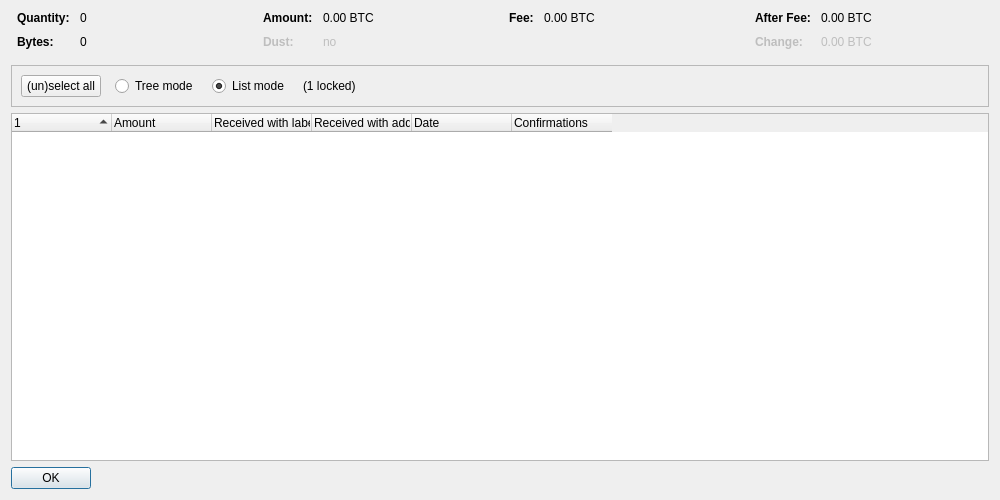
Old version of the form src/qt/forms/coincontroldialog.ui in the repository cryptoinhero/zurbank.
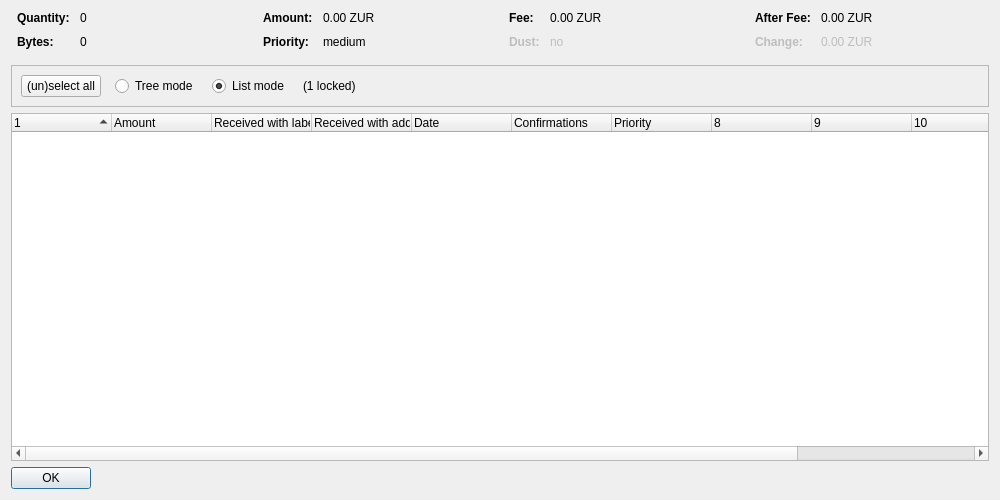
New version of the form. Custom widgets are drawn as their Qt base class.

Diff of the .ui file:
```diff
--- a/src/qt/forms/coincontroldialog.ui
+++ b/src/qt/forms/coincontroldialog.ui
@@ -132,7 +132,7 @@
           <enum>Qt::ActionsContextMenu</enum>
          </property>
          <property name="text">
-          <string notr="true">0.00 BTC</string>
+          <string notr="true">0.00 ZUR</string>
          </property>
          <property name="textInteractionFlags">
           <set>Qt::LinksAccessibleByMouse|Qt::TextSelectableByKeyboard|Qt::TextSelectableByMouse</set>
@@ -140,10 +140,7 @@
         </widget>
        </item>
        <item row="1" column="0">
-        <widget class="QLabel" name="labelCoinControlLowOutputText">
-         <property name="enabled">
-          <bool>false</bool>
-         </property>
+        <widget class="QLabel" name="labelCoinControlPriorityText">
          <property name="font">
           <font>
            <weight>75</weight>
@@ -151,15 +148,12 @@
           </font>
          </property>
          <property name="text">
-          <string>Dust:</string>
+          <string>Priority:</string>
          </property>
         </widget>
        </item>
        <item row="1" column="1">
-        <widget class="QLabel" name="labelCoinControlLowOutput">
-         <property name="enabled">
-          <bool>false</bool>
-         </property>
+        <widget class="QLabel" name="labelCoinControlPriority">
          <property name="cursor">
           <cursorShape>IBeamCursor</cursorShape>
          </property>
@@ -167,7 +161,7 @@
           <enum>Qt::ActionsContextMenu</enum>
          </property>
          <property name="text">
-          <string notr="true">no</string>
+          <string notr="true">medium</string>
          </property>
          <property name="textInteractionFlags">
           <set>Qt::LinksAccessibleByMouse|Qt::TextSelectableByKeyboard|Qt::TextSelectableByMouse</set>
@@ -212,7 +206,42 @@
           <enum>Qt::ActionsContextMenu</enum>
          </property>
          <property name="text">
-          <string notr="true">0.00 BTC</string>
+          <string notr="true">0.00 ZUR</string>
+         </property>
+         <property name="textInteractionFlags">
+          <set>Qt::LinksAccessibleByMouse|Qt::TextSelectableByKeyboard|Qt::TextSelectableByMouse</set>
+         </property>
+        </widget>
+       </item>
+       <item row="1" column="0">
+        <widget class="QLabel" name="labelCoinControlLowOutputText">
+         <property name="enabled">
+          <bool>false</bool>
+         </property>
+         <property name="font">
+          <font>
+           <weight>75</weight>
+           <bold>true</bold>
+          </font>
+         </property>
+         <property name="text">
+          <string>Dust:</string>
+         </property>
+        </widget>
+       </item>
+       <item row="1" column="1">
+        <widget class="QLabel" name="labelCoinControlLowOutput">
+         <property name="enabled">
+          <bool>false</bool>
+         </property>
+         <property name="cursor">
+          <cursorShape>IBeamCursor</cursorShape>
+         </property>
+         <property name="contextMenuPolicy">
+          <enum>Qt::ActionsContextMenu</enum>
+         </property>
+         <property name="text">
+          <string notr="true">no</string>
          </property>
          <property name="textInteractionFlags">
           <set>Qt::LinksAccessibleByMouse|Qt::TextSelectableByKeyboard|Qt::TextSelectableByMouse</set>
@@ -257,7 +286,7 @@
           <enum>Qt::ActionsContextMenu</enum>
          </property>
          <property name="text">
-          <string notr="true">0.00 BTC</string>
+          <string notr="true">0.00 ZUR</string>
          </property>
          <property name="textInteractionFlags">
           <set>Qt::LinksAccessibleByMouse|Qt::TextSelectableByKeyboard|Qt::TextSelectableByMouse</set>
@@ -292,7 +321,7 @@
           <enum>Qt::ActionsContextMenu</enum>
          </property>
          <property name="text">
-          <string notr="true">0.00 BTC</string>
+          <string notr="true">0.00 ZUR</string>
          </property>
          <property name="textInteractionFlags">
           <set>Qt::LinksAccessibleByMouse|Qt::TextSelectableByKeyboard|Qt::TextSelectableByMouse</set>
@@ -402,7 +431,7 @@
       <bool>false</bool>
      </property>
      <property name="columnCount">
-      <number>6</number>
+      <number>12</number>
      </property>
      <attribute name="headerShowSortIndicator" stdset="0">
       <bool>true</bool>
@@ -443,6 +472,16 @@
        <string>Confirmed</string>
       </property>
      </column>
+     <column>
+      <property name="text">
+       <string>Priority</string>
+      </property>
+     </column>
+     <column>
+      <property name="text">
+       <string/>
+      </property>
+     </column>
      <column>
       <property name="text">
        <string/>
```
Left out of the diff: 2 changed lines with no effect on the pictures.
